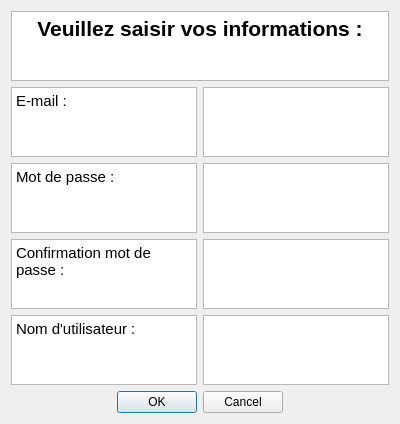
This is inscription.ui in Amaroke/ShareCount as Qt 5 draws it before an edit. The edited form follows.
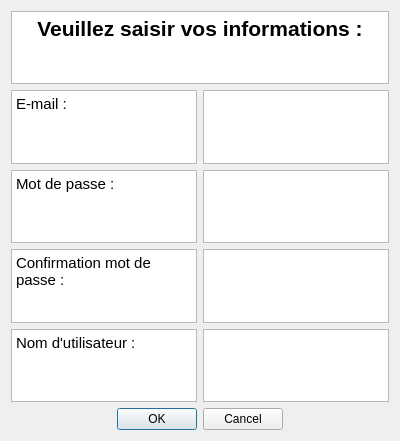
This is the edited form.

What changed in the file:
```diff
--- a/inscription.ui
+++ b/inscription.ui
@@ -7,7 +7,7 @@
     <x>0</x>
     <y>0</y>
     <width>400</width>
-    <height>300</height>
+    <height>441</height>
    </rect>
   </property>
   <property name="windowTitle">
```
Left out of the diff: 14 changed lines with no effect on the pictures.
